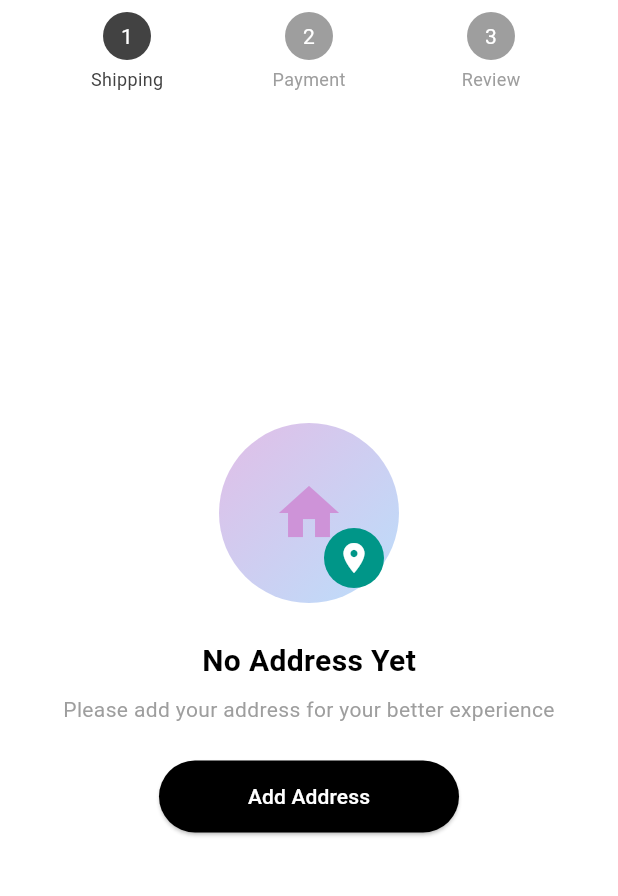
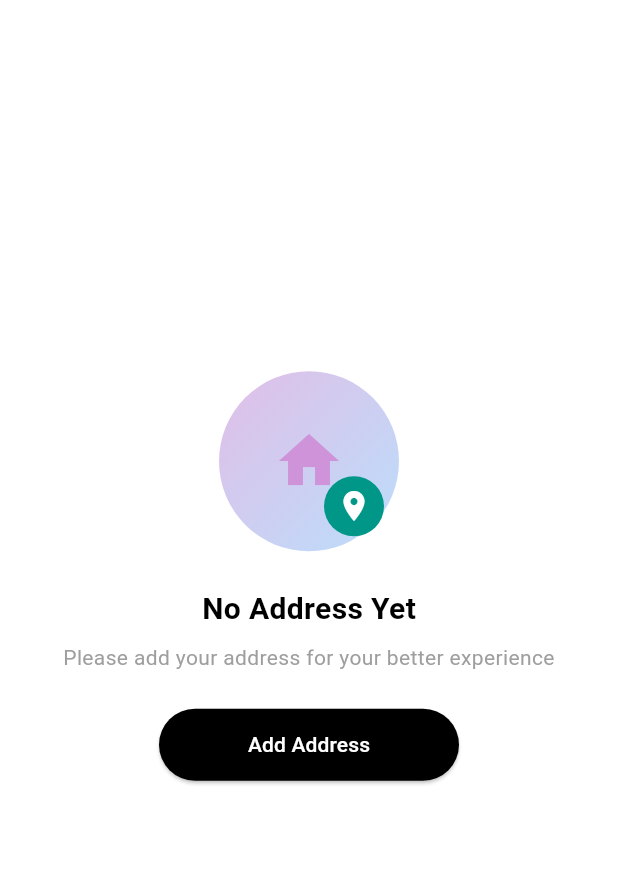
Before and after one commit to zezoamr/obelion-MOOL-flutter, a Flutter app: the AddressBookScreen screen opened directly, on a phone screen of 412 x 824 dp, the part 84-980 px from its top. Run offline on Flutter 3.47's test engine with Material 3 defaults, Android fonts, the phone set to English and light mode, and no system bars; our stand-ins replace carousel_slider, equatable, flutter_bloc, flutter_svg.

Commit message:
Update address_book_screen.dart

```diff
--- a/flutter_mool/lib/settings/screens/address_book_screen.dart
+++ b/flutter_mool/lib/settings/screens/address_book_screen.dart
@@ -1,7 +1,5 @@
 import 'package:flutter/material.dart';
 import 'package:flutter_mool/shopping/widgets/shipping_addresses_widget.dart';
-import 'package:flutter_mool/shopping/screens/checkout_payment.dart';
-import 'package:flutter_mool/shopping/widgets/progress_bar_widget.dart';
 
 class AddressBookScreen extends StatefulWidget {
   @override
@@ -49,7 +47,6 @@ class _AddressBookScreenState extends State<AddressBookScreen> {
       ),
       body: Column(
         children: [
-          ProgressBarWidget(currentStep: 1),
           Expanded(
             child: addresses.isEmpty && !_isAddingAddress
                 ? NoAddressWidget(onAddAddress: _startAddingAddress)
```
